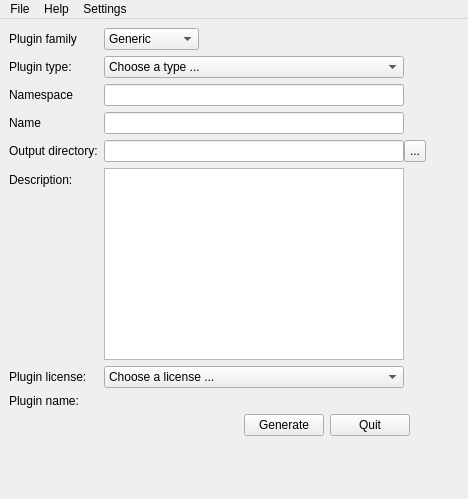
Above: tools/medPluginGenerator/medPluginGeneratorMainWindow.ui from medInria/medInria-public before the change. Below: the same form after it.
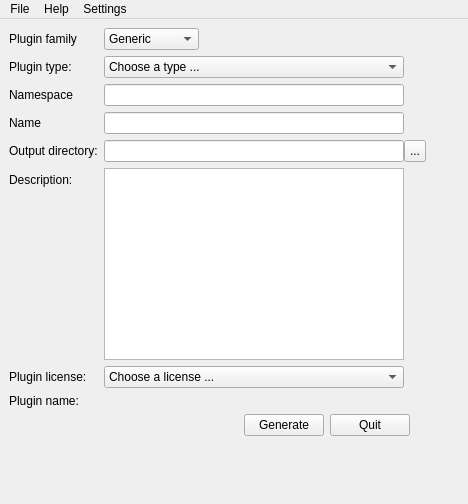
That is the form after the change.

What changed in the file:
```diff
--- a/tools/medPluginGenerator/medPluginGeneratorMainWindow.ui
+++ b/tools/medPluginGenerator/medPluginGeneratorMainWindow.ui
@@ -7,7 +7,7 @@
     <x>0</x>
     <y>0</y>
     <width>468</width>
-    <height>499</height>
+    <height>504</height>
    </rect>
   </property>
   <property name="sizePolicy">
```
Left out of the diff: 5 changed lines with no effect on the pictures.
